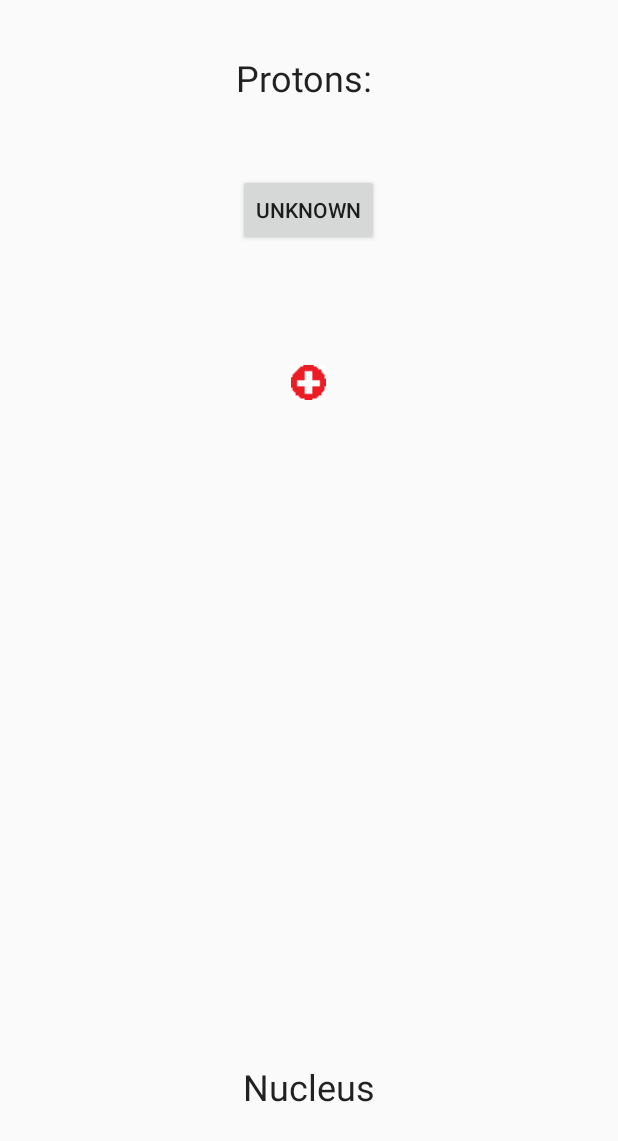
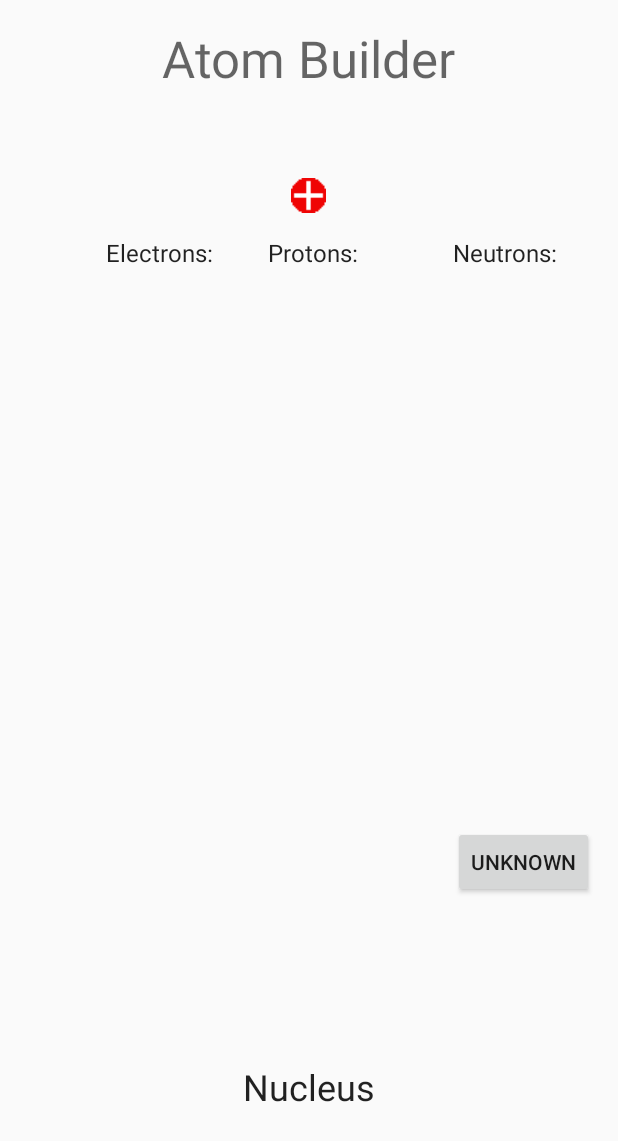
Before and after one commit to srinva/InteractiveChemistry, an Android app: the AtomBuilder screen opened directly, with no data from a screen before it, on a phone screen of 412 x 824 dp. Shown: the top 1141 px of the screen. Run offline under Robolectric (Android 15) with nearby library versions, the phone set to English and light mode, and no system bars.

Commit message:
README.txt
First off, I made some layout changes, nothing too drastic. Then I made a new activity called ElementInformation, that we will use for our element information page. I was working on some code that will save the value of int proton, but when implemented, I ran into some issues, so for now the code is commented out and a WIP. When you work on the changing element layouts, just define "int proton = 0;" at least for now. Next time I get on, I will continue work on saving the proton values and start work on saving the AtomBuilder state. Tell me if you don't understand something or need some help.

-Srinath

```diff
--- a/app/src/main/AndroidManifest.xml
+++ b/app/src/main/AndroidManifest.xml
@@ -15,8 +15,9 @@
                 <category android:name="android.intent.category.LAUNCHER" />
             </intent-filter>
         </activity>
-        <activity android:name=".AtomBuilder"></activity>
-        <activity android:name=".Hydrogen"></activity>
+        <activity android:name=".AtomBuilder" />
+
+        <activity android:name=".ElementInformation"></activity>
     </application>
 
 </manifest>
--- a/app/src/main/res/layout/activity_atom_builder.xml
+++ b/app/src/main/res/layout/activity_atom_builder.xml
@@ -23,32 +23,62 @@
         android:layout_alignParentBottom="true"
         android:layout_centerHorizontal="true" />
 
-    <ImageView
+    <TextView
+        android:text="Atom Builder"
         android:layout_width="wrap_content"
         android:layout_height="wrap_content"
-        app:srcCompat="@drawable/protonplace"
-        android:id="@+id/imageView2"
-        android:layout_below="@+id/elementbutton"
-        android:layout_centerHorizontal="true"
-        android:layout_marginTop="64dp"
-        android:padding="15dp" />
+        android:id="@+id/textView3"
+        android:textAppearance="@style/TextAppearance.AppCompat.Display1"
+        android:layout_alignParentTop="true"
+        android:layout_centerHorizontal="true" />
+
+    <Button
+        android:text="Unknown"
+        android:layout_width="wrap_content"
+        android:layout_height="wrap_content"
+        android:id="@+id/elementbutton"
+        android:layout_marginBottom="89dp"
+        android:layout_above="@+id/drop"
+        android:layout_alignParentEnd="true" />
 
     <TextView
         android:text="Protons: "
         android:layout_width="wrap_content"
         android:layout_height="wrap_content"
-        android:layout_alignParentTop="true"
-        android:layout_centerHorizontal="true"
-        android:layout_marginTop="19dp"
         android:id="@+id/state"
-        android:textAppearance="@android:style/TextAppearance.Material.Headline" />
+        android:textAppearance="@android:style/TextAppearance.Material.Widget.TextView.PopupMenu"
+        android:layout_below="@+id/imageView2"
+        android:layout_alignStart="@+id/imageView2" />
 
-    <Button
-        android:text="Unknown"
+
+
+    <ImageView
         android:layout_width="wrap_content"
         android:layout_height="wrap_content"
-        android:layout_marginTop="48dp"
-        android:id="@+id/elementbutton"
-        android:layout_below="@+id/state"
+        app:srcCompat="@drawable/realproton"
+        android:id="@+id/imageView2"
+        android:padding="15dp"
+        android:layout_marginTop="42dp"
+        android:layout_below="@+id/textView3"
         android:layout_centerHorizontal="true" />
+
+    <TextView
+        android:text="Electrons:"
+        android:layout_width="wrap_content"
+        android:layout_height="wrap_content"
+        android:id="@+id/estate"
+        android:textAppearance="@android:style/TextAppearance.Material.Widget.TextView.PopupMenu"
+        android:layout_alignBaseline="@+id/state"
+        android:layout_alignBottom="@+id/state"
+        android:layout_toStartOf="@+id/drop" />
+
+    <TextView
+        android:text="Neutrons:"
+        android:layout_width="wrap_content"
+        android:layout_height="wrap_content"
+        android:layout_alignTop="@+id/state"
+        android:layout_alignStart="@+id/elementbutton"
+        android:id="@+id/nstate"
+        android:textAppearance="@android:style/TextAppearance.Material.Widget.TextView.PopupMenu" />
+
 </RelativeLayout>
--- a/app/src/main/res/layout/hydrogen_info.xml
+++ /dev/null
@@ -1,6 +0,0 @@
-<?xml version="1.0" encoding="utf-8"?>
-<LinearLayout xmlns:android="http://schemas.android.com/apk/res/android"
-    android:orientation="vertical" android:layout_width="match_parent"
-    android:layout_height="match_parent">
-
-</LinearLayout>
```
Also changed, not shown: app/src/main/java/afhs/tsa/softdev/interactivechemistry/AtomBuilder.java (+33 -24 lines), app/src/main/java/afhs/tsa/softdev/interactivechemistry/ElementInformation.java (added, +36 -0 lines), app/src/main/java/afhs/tsa/softdev/interactivechemistry/Hydrogen.java (deleted, +0 -27 lines), app/src/main/res/layout/activity_element_information.xml (renamed from app/src/main/res/layout/activity_hydrogen.xml, +14 -12 lines), app/src/main/res/drawable/realproton.png (added).
